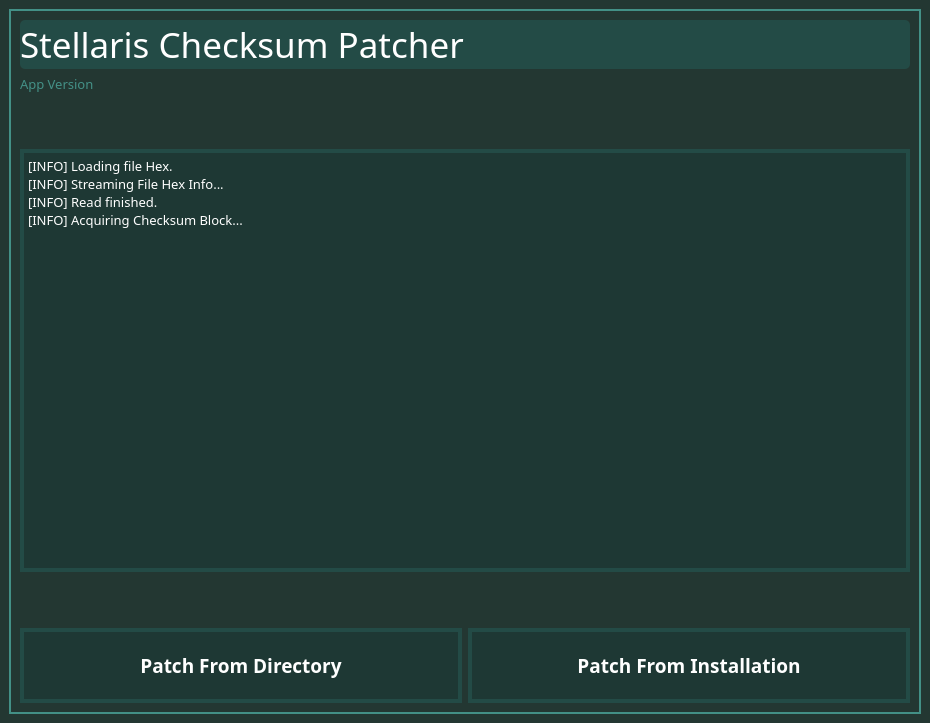
Old version of the form Stellaris Checksum Patcher/UI/StellarisChecksumPatcherUI.ui in the repository r0fld4nc3/Stellaris-Exe-Checksum-Patcher.
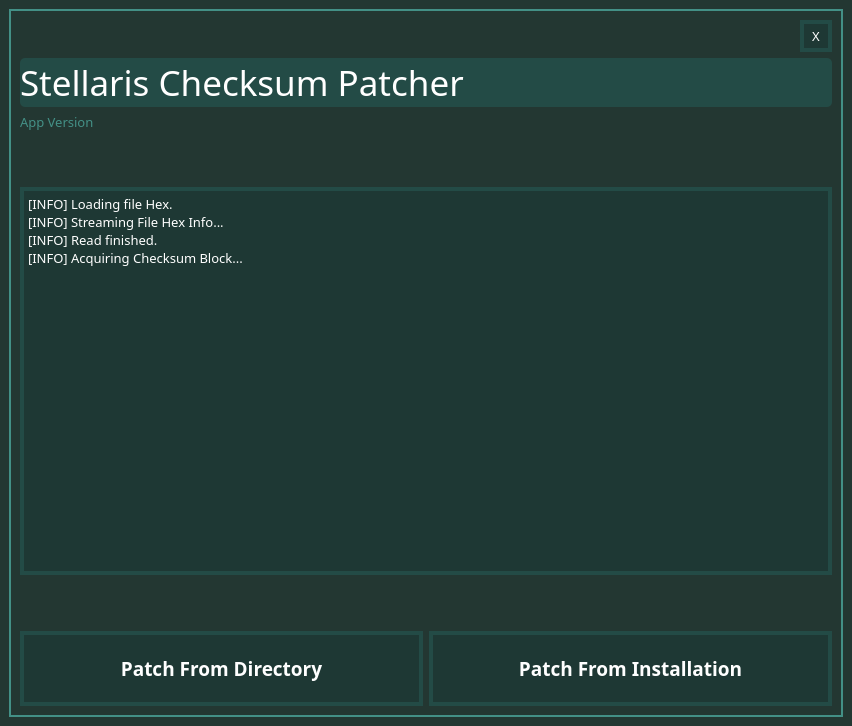
New version of the form.

Patch:
```diff
--- a/Stellaris Checksum Patcher/UI/StellarisChecksumPatcherUI.ui
+++ b/Stellaris Checksum Patcher/UI/StellarisChecksumPatcherUI.ui
@@ -6,10 +6,16 @@
    <rect>
     <x>0</x>
     <y>0</y>
-    <width>930</width>
-    <height>723</height>
+    <width>852</width>
+    <height>726</height>
    </rect>
   </property>
+  <property name="sizePolicy">
+   <sizepolicy hsizetype="Preferred" vsizetype="Preferred">
+    <horstretch>0</horstretch>
+    <verstretch>0</verstretch>
+   </sizepolicy>
+  </property>
   <property name="windowTitle">
    <string>MainWindow</string>
   </property>
@@ -53,6 +59,64 @@
        <number>0</number>
       </property>
       <layout class="QVBoxLayout" name="verticalLayout">
+       <item>
+        <layout class="QHBoxLayout" name="hlayout_window_functions">
+         <item alignment="Qt::AlignRight">
+          <widget class="QPushButton" name="pushButton">
+           <property name="sizePolicy">
+            <sizepolicy hsizetype="Minimum" vsizetype="Maximum">
+             <horstretch>0</horstretch>
+             <verstretch>0</verstretch>
+            </sizepolicy>
+           </property>
+           <property name="minimumSize">
+            <size>
+             <width>32</width>
+             <height>24</height>
+            </size>
+           </property>
+           <property name="maximumSize">
+            <size>
+             <width>32</width>
+             <height>32</height>
+            </size>
+           </property>
+           <property name="baseSize">
+            <size>
+             <width>32</width>
+             <height>32</height>
+            </size>
+           </property>
+           <property name="font">
+            <font>
+             <family>Orbitron</family>
+             <pointsize>10</pointsize>
+             <weight>50</weight>
+             <bold>false</bold>
+            </font>
+           </property>
+           <property name="styleSheet">
+            <string notr="true">QPushButton {
+color: rgb(255, 255, 255);
+background-color: rgba(22, 59, 56, 100);
+border: 4px solid rgb(35, 75, 70);
+}
+QPushButton:hover {
+background-color: rgba(255, 179, 25, 100);
+border-color: rgba(255, 151, 33, 175);
+}
+QPushButton:pressed {
+background-color: rgba(30, 80, 70, 100);
+border-color: rgb(67, 144, 134);
+}</string>
+           </property>
+           <property name="text">
+            <string>X</string>
+           </property>
+          </widget>
+         </item>
+        </layout>
+       </item>
        <item>
         <widget class="QLabel" name="lbl_title">
          <property name="sizePolicy">
@@ -200,7 +264,7 @@
         </spacer>
        </item>
        <item>
-        <layout class="QHBoxLayout" name="hlayout_patch_buttons">
+        <layout class="QHBoxLayout" name="hlayout_patch_buttons" stretch="0,0">
          <property name="sizeConstraint">
           <enum>QLayout::SetDefaultConstraint</enum>
          </property>
```
